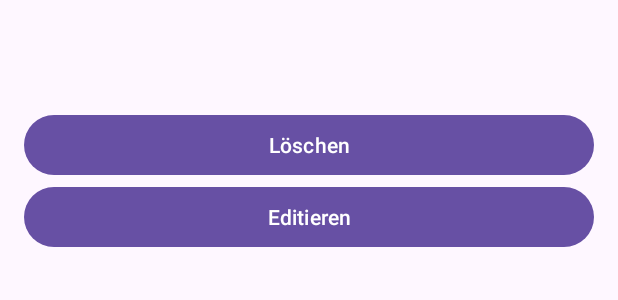
After one commit to mathiseng/mis-java-project, an Android app: the layout options_media_item.xml on its own in the app's theme, with its tools: preview values and no code run, on a phone screen of 412 x 824 dp. The commit adds this screen. Shown: the top 300 px of the screen. Run offline under Robolectric (Android 15) with nearby library versions, the phone set to English and light mode, and no system bars.

Commit message:
Add option dialog for media items

```diff
--- /dev/null
+++ b/app/src/main/res/layout/options_media_item.xml
@@ -0,0 +1,48 @@
+<layout xmlns:android="http://schemas.android.com/apk/res/android">
+
+    <data>
+        <variable
+            name="mediaItem"
+            type="com.example.mis_java_project.data.model.MediaItem" />
+    </data>
+
+    <LinearLayout
+        android:layout_width="match_parent"
+        android:layout_height="wrap_content"
+        android:orientation="vertical"
+        android:padding="16dp">
+
+        <LinearLayout
+            android:layout_width="match_parent"
+            android:layout_height="wrap_content"
+            android:orientation="vertical"
+            android:padding="16dp">
+
+            <TextView
+                android:id="@+id/dialogTitle"
+                android:layout_width="wrap_content"
+                android:layout_height="wrap_content"
+                android:gravity="center"
+                android:text="@{mediaItem.title}"
+                android:textSize="18sp"
+                android:textStyle="bold" />
+
+        </LinearLayout>
+
+        <Button
+            android:id="@+id/delete_button"
+            android:layout_width="match_parent"
+            android:layout_height="wrap_content"
+            android:text="Löschen" />
+
+        <Button
+            android:id="@+id/edit_button"
+            android:layout_width="match_parent"
+            android:layout_height="wrap_content"
+            android:text="Editieren"/>
+
+
+
+
+    </LinearLayout>
+</layout>
```
Also changed, not shown: app/src/main/java/com/example/mis_java_project/dialog/DialogViewUiState.java (+5 -2 lines), app/src/main/java/com/example/mis_java_project/dialog/DialogViewViewModel.java (+8 -8 lines), app/src/main/java/com/example/mis_java_project/dialog/MediaItemDialogFragment.java (+5 -9 lines), app/src/main/java/com/example/mis_java_project/list/ListViewUiState.java (+5 -3 lines), app/src/main/java/com/example/mis_java_project/list/ListViewViewModel.java (+15 -9 lines), app/src/main/java/com/example/mis_java_project/list/MainActivity.java (+14 -4 lines), app/src/main/java/com/example/mis_java_project/list/MediaItemOptionsFragment.java (added, +52 -0 lines).
